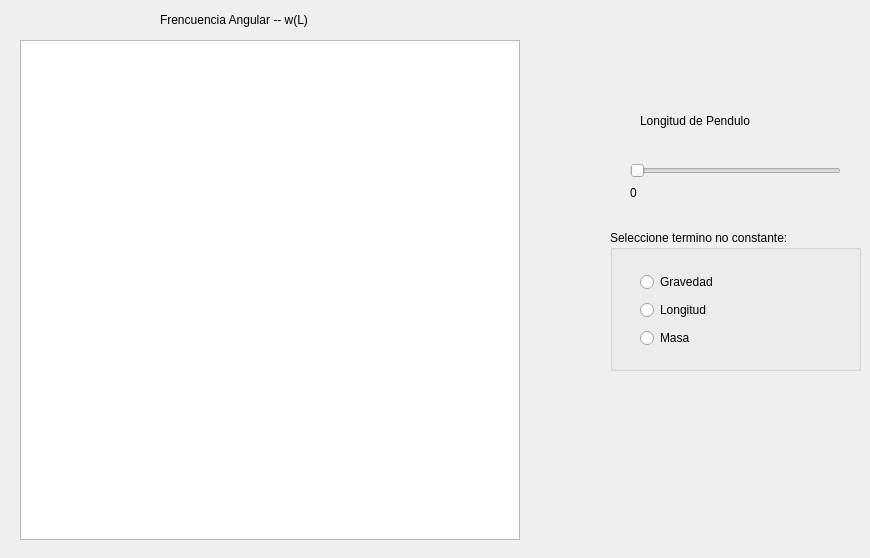
The window that graficasdialog.ui (Raimmaster/PendulumSimulator) describes before a commit, drawn with Qt 5.
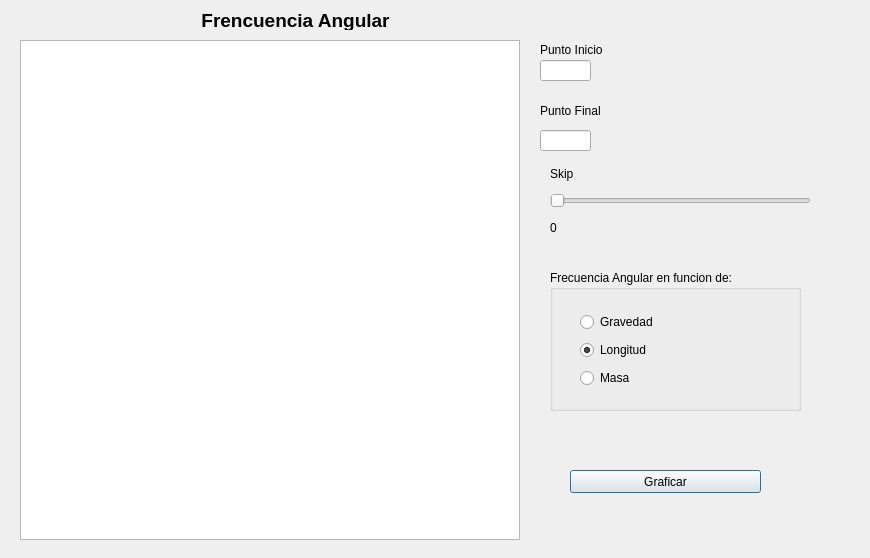
The same window after the commit.

Commit message: Final design for the graphing dialog

Patch:
```diff
--- a/graficasdialog.ui
+++ b/graficasdialog.ui
@@ -22,31 +22,11 @@
      <height>500</height>
     </rect>
    </property>
-  </widget>
-  <widget class="QSlider" name="horizontalSlider">
-   <property name="geometry">
-    <rect>
-     <x>630</x>
-     <y>155</y>
-     <width>211</width>
-     <height>31</height>
-    </rect>
+   <property name="verticalScrollBarPolicy">
+    <enum>Qt::ScrollBarAlwaysOff</enum>
    </property>
-   <property name="orientation">
-    <enum>Qt::Horizontal</enum>
-   </property>
-  </widget>
-  <widget class="QLabel" name="label">
-   <property name="geometry">
-    <rect>
-     <x>640</x>
-     <y>110</y>
-     <width>141</width>
-     <height>21</height>
-    </rect>
-   </property>
-   <property name="text">
-    <string>Longitud de Pendulo</string>
+   <property name="horizontalScrollBarPolicy">
+    <enum>Qt::ScrollBarAlwaysOff</enum>
    </property>
   </widget>
   <widget class="QLabel" name="label_2">
@@ -58,34 +38,35 @@
      <height>20</height>
     </rect>
    </property>
+   <property name="font">
+    <font>
+     <family>Ubuntu</family>
+     <pointsize>14</pointsize>
+     <weight>75</weight>
+     <bold>true</bold>
+    </font>
+   </property>
    <property name="text">
-    <string>Frencuencia Angular -- w(L)</string>
+    <string>Frencuencia Angular</string>
    </property>
-  </widget>
-  <widget class="QLabel" name="label_3">
-   <property name="geometry">
-    <rect>
-     <x>630</x>
-     <y>185</y>
-     <width>21</width>
-     <height>16</height>
-    </rect>
+   <property name="alignment">
+    <set>Qt::AlignCenter</set>
    </property>
-   <property name="text">
-    <string>0</string>
+   <property name="wordWrap">
+    <bool>false</bool>
    </property>
   </widget>
   <widget class="QGroupBox" name="groupBox">
    <property name="geometry">
     <rect>
-     <x>610</x>
-     <y>230</y>
+     <x>550</x>
+     <y>270</y>
      <width>251</width>
      <height>141</height>
     </rect>
    </property>
    <property name="title">
-    <string>Seleccione termino no constante:</string>
+    <string>Frecuencia Angular en funcion de:</string>
    </property>
    <widget class="QWidget" name="verticalLayoutWidget">
     <property name="geometry">
@@ -109,6 +90,9 @@
        <property name="text">
         <string>Longitud</string>
        </property>
+       <property name="checked">
+        <bool>true</bool>
+       </property>
       </widget>
      </item>
      <item>
@@ -121,6 +105,98 @@
     </layout>
    </widget>
   </widget>
+  <widget class="QWidget" name="gridLayoutWidget">
+   <property name="geometry">
+    <rect>
+     <x>550</x>
+     <y>160</y>
+     <width>261</width>
+     <height>81</height>
+    </rect>
+   </property>
+   <layout class="QGridLayout" name="gridLayout">
+    <item row="0" column="0">
+     <widget class="QLabel" name="label_6">
+      <property name="text">
+       <string>Skip</string>
+      </property>
+     </widget>
+    </item>
+    <item row="2" column="0">
+     <widget class="QLabel" name="label_7">
+      <property name="text">
+       <string>0</string>
+      </property>
+     </widget>
+    </item>
+    <item row="1" column="0">
+     <widget class="QSlider" name="horizontalSlider_3">
+      <property name="orientation">
+       <enum>Qt::Horizontal</enum>
+      </property>
+     </widget>
+    </item>
+   </layout>
+  </widget>
+  <widget class="QLabel" name="label">
+   <property name="geometry">
+    <rect>
+     <x>540</x>
+     <y>40</y>
+     <width>109</width>
+     <height>20</height>
+    </rect>
+   </property>
+   <property name="text">
+    <string>Punto Inicio</string>
+   </property>
+  </widget>
+  <widget class="QLabel" name="label_3">
+   <property name="geometry">
+    <rect>
+     <x>540</x>
+     <y>100</y>
+     <width>109</width>
+     <height>21</height>
+    </rect>
+   </property>
+   <property name="text">
+    <string>Punto Final</string>
+   </property>
+  </widget>
+  <widget class="QLineEdit" name="lineEdit">
+   <property name="geometry">
+    <rect>
+     <x>540</x>
+     <y>60</y>
+     <width>51</width>
+     <height>21</height>
+    </rect>
+   </property>
+  </widget>
+  <widget class="QLineEdit" name="lineEdit_2">
+   <property name="geometry">
+    <rect>
+     <x>540</x>
+     <y>130</y>
+     <width>51</width>
+     <height>21</height>
+    </rect>
+   </property>
+  </widget>
+  <widget class="QPushButton" name="pushButton">
+   <property name="geometry">
+    <rect>
+     <x>570</x>
+     <y>470</y>
+     <width>191</width>
+     <height>23</height>
+    </rect>
+   </property>
+   <property name="text">
+    <string>Graficar</string>
+   </property>
+  </widget>
  </widget>
  <resources/>
  <connections/>
```
